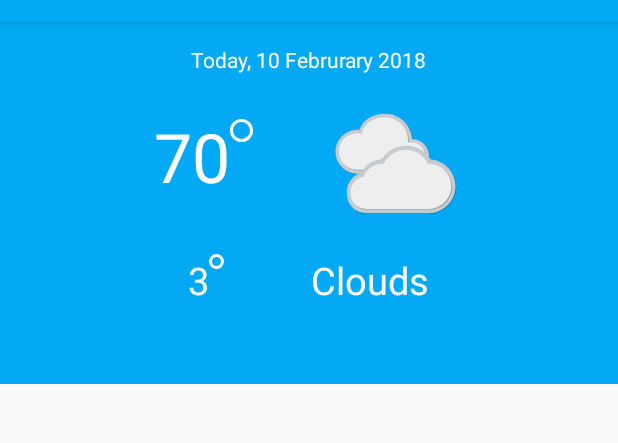
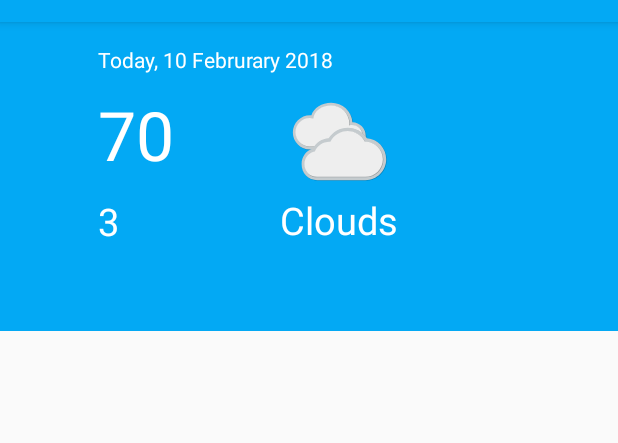
Before and after one commit to edwinnrw/IAK-SUNSHINE, an Android app: the screen it shows after launch (MainActivity), on a phone screen of 412 x 824 dp, the part 62-505 px from its top. Run offline under Robolectric (Android 15) with nearby library versions, the phone set to English and light mode, and no system bars; 1 statement that could not run was skipped.

Commit message:
no message

```diff
--- a/Sunshine/app/src/main/res/layout/activity_main.xml
+++ b/Sunshine/app/src/main/res/layout/activity_main.xml
@@ -7,26 +7,32 @@
     android:orientation="vertical"
     tools:context="iak.edwin.sunshine.MainActivity">
     <LinearLayout
-        android:layout_weight="0.1"
         android:layout_width="match_parent"
+        android:layout_height="wrap_content"
+        android:background="@color/colorPrimary"
+
         android:orientation="vertical"
-        android:gravity="center_horizontal"
-        android:background="@color/colorPrimary"
-        android:layout_height="wrap_content">
+        android:layout_weight="0.1">
         <TextView
+
             android:layout_width="wrap_content"
             android:layout_height="wrap_content"
             android:text="Today, 10 Februrary 2018"
             android:layout_marginTop="15dp"
+            android:paddingLeft="65dp"
             android:textColor="@color/white" />
         <LinearLayout
-            android:layout_width="match_parent"
-            android:layout_height="wrap_content"
-            android:gravity="center"
-            android:orientation="horizontal">
-            <RelativeLayout
+            android:layout_width="wrap_content"
+            android:orientation="horizontal"
+            android:layout_height="wrap_content">
+
+            <LinearLayout
                 android:layout_width="wrap_content"
-                android:layout_height="wrap_content">
+                android:layout_height="match_parent"
+                android:layout_weight="1"
+                android:paddingLeft="65dp"
+                android:orientation="vertical">
+
                 <TextView
                     android:id="@+id/text_view"
                     android:layout_width="wrap_content"
@@ -37,33 +43,6 @@
                     android:paddingRight="15dp"
                     android:layout_marginRight="50dp"
                     android:text="70"/>
-                <View
-                    android:layout_width="15dp"
-                    android:layout_height="15dp"
-                    android:layout_marginTop="15dp"
-                    android:layout_alignRight="@+id/text_view"
-                    android:background="@drawable/circle_border">
-
-                </View>
-
-            </RelativeLayout>
-            <ImageView
-                android:layout_width="90dp"
-                android:layout_height="90dp"
-                android:layout_marginTop="10dp"
-                android:src="@drawable/art_clouds"
-                />
-
-        </LinearLayout>
-        <LinearLayout
-            android:layout_width="match_parent"
-            android:layout_height="wrap_content"
-            android:gravity="center"
-            android:paddingTop="20dp"
-            android:orientation="horizontal">
-            <RelativeLayout
-                android:layout_width="wrap_content"
-                android:layout_height="wrap_content">
                 <TextView
                     android:id="@+id/text_view2"
                     android:layout_width="wrap_content"
@@ -71,25 +50,99 @@
                     android:textColor="@color/white"
                     android:layout_marginRight="58dp"
                     android:paddingRight="10dp"
+                    android:layout_marginTop="10dp"
                     android:textSize="25dp"
                     android:text="3"/>
-                <View
-                    android:layout_width="10dp"
-                    android:layout_height="10dp"
-                    android:layout_alignRight="@+id/text_view2"
-                    android:background="@drawable/circle_border">
+            </LinearLayout>
+            <LinearLayout
+                android:layout_width="match_parent"
+                android:layout_height="match_parent"
+                android:orientation="vertical"
+                android:layout_weight="1">
+                <ImageView
+                    android:layout_width="90dp"
+                    android:layout_height="70dp"
+                    android:layout_gravity="center_horizontal"
+                    android:layout_marginTop="10dp"
+                    android:src="@drawable/art_clouds"
+                    />
+                <TextView
+                    android:layout_width="wrap_content"
+                    android:layout_height="wrap_content"
+                    android:textColor="@color/white"
+                    android:layout_gravity="center_horizontal"
 
-                </View>
-            </RelativeLayout>
+                    android:textSize="25dp"
+                    android:text="Clouds"/>
+            </LinearLayout>
 
-            <TextView
-                android:layout_width="wrap_content"
-                android:layout_height="wrap_content"
-                android:textColor="@color/white"
-                android:textSize="25dp"
-                android:text="Clouds"/>
+            <!--<LinearLayout-->
+            <!--android:layout_width="match_parent"-->
+            <!--android:layout_height="wrap_content"-->
+            <!--android:gravity="center_horizontal"-->
+            <!--android:orientation="horizontal">-->
+            <!--<RelativeLayout-->
+            <!--android:layout_width="wrap_content"-->
+            <!--android:layout_height="wrap_content">-->
+            <!--<TextView-->
+            <!--android:id="@+id/text_view"-->
+            <!--android:layout_width="wrap_content"-->
+            <!--android:layout_height="wrap_content"-->
+            <!--android:textColor="@color/white"-->
+            <!--android:textSize="45dp"-->
+            <!--android:layout_marginTop="10dp"-->
+            <!--android:paddingRight="15dp"-->
+            <!--android:layout_marginRight="50dp"-->
+            <!--android:text="70"/>-->
+            <!--<View-->
+            <!--android:layout_width="15dp"-->
+            <!--android:layout_height="15dp"-->
+            <!--android:layout_marginTop="15dp"-->
+            <!--android:layout_alignRight="@+id/text_view"-->
+            <!--android:background="@drawable/circle_border">-->
+
+            <!--</View>-->
+
+            <!--</RelativeLayout>-->
+            <!--<ImageView-->
+            <!--android:layout_width="90dp"-->
+            <!--android:layout_height="90dp"-->
+            <!--android:layout_marginTop="10dp"-->
+            <!--android:src="@drawable/art_clouds"-->
+            <!--/>-->
+
+            <!--</LinearLayout>-->
+            <!--<LinearLayout-->
+            <!--android:layout_width="match_parent"-->
+            <!--android:layout_height="wrap_content"-->
+            <!--android:gravity="center_horizontal"-->
+            <!--android:paddingTop="10dp"-->
+            <!--android:orientation="horizontal">-->
+            <!--<RelativeLayout-->
+            <!--android:layout_width="wrap_content"-->
+            <!--android:layout_height="wrap_content">-->
+            <!--<TextView-->
+            <!--android:id="@+id/text_view2"-->
+            <!--android:layout_width="wrap_content"-->
+            <!--android:layout_height="wrap_content"-->
+            <!--android:textColor="@color/white"-->
+            <!--android:layout_marginRight="58dp"-->
+            <!--android:paddingRight="10dp"-->
+            <!--android:textSize="25dp"-->
+            <!--android:text="3"/>-->
+            <!--<View-->
+            <!--android:layout_width="10dp"-->
+            <!--android:layout_height="10dp"-->
+            <!--android:layout_alignRight="@+id/text_view2"-->
+            <!--android:background="@drawable/circle_border">-->
+
+            <!--</View>-->
+            <!--</RelativeLayout>-->
+
+
         </LinearLayout>
     </LinearLayout>
+
     <LinearLayout
         android:layout_weight="1"
         android:layout_width="match_parent"
```
